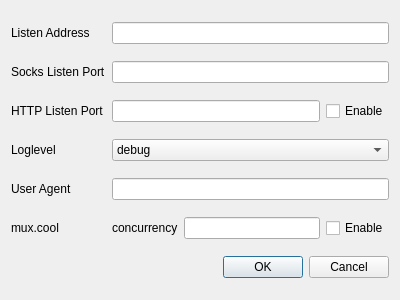
Qt form ui/dialog_basic_settings.ui (MatsuriDayo/nekoray) before a commit.
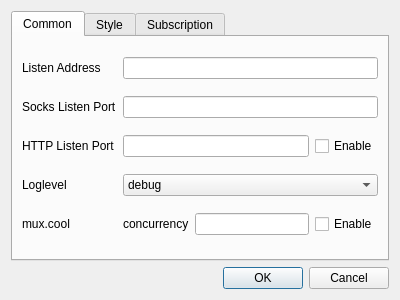
The same form after that commit.

```diff
--- a/ui/dialog_basic_settings.ui
+++ b/ui/dialog_basic_settings.ui
@@ -20,48 +20,7 @@
    <string>Basic Settings</string>
   </property>
   <layout class="QGridLayout" name="gridLayout">
-   <item row="4" column="0">
-    <widget class="QLabel" name="label_4">
-     <property name="text">
-      <string>User Agent</string>
-     </property>
-    </widget>
-   </item>
-   <item row="2" column="1">
-    <widget class="QWidget" name="widget" native="true">
-     <property name="sizePolicy">
-      <sizepolicy hsizetype="Preferred" vsizetype="Maximum">
-       <horstretch>0</horstretch>
-       <verstretch>0</verstretch>
-      </sizepolicy>
-     </property>
-     <layout class="QHBoxLayout" name="horizontalLayout">
-      <property name="leftMargin">
-       <number>0</number>
-      </property>
-      <property name="topMargin">
-       <number>0</number>
-      </property>
-      <property name="rightMargin">
-       <number>0</number>
-      </property>
-      <property name="bottomMargin">
-       <number>0</number>
-      </property>
-      <item>
-       <widget class="QLineEdit" name="http_port"/>
-      </item>
-      <item>
-       <widget class="QCheckBox" name="http_enable">
-        <property name="text">
-         <string>Enable</string>
-        </property>
-       </widget>
-      </item>
-     </layout>
-    </widget>
-   </item>
-   <item row="7" column="1">
+   <item row="7" column="3">
     <widget class="QDialogButtonBox" name="buttonBox">
      <property name="orientation">
       <enum>Qt::Horizontal</enum>
@@ -71,71 +30,47 @@
      </property>
     </widget>
    </item>
-   <item row="3" column="1">
-    <widget class="QComboBox" name="log_level">
-     <item>
-      <property name="text">
-       <string>debug</string>
-      </property>
-     </item>
-     <item>
-      <property name="text">
-       <string>info</string>
-      </property>
-     </item>
-     <item>
-      <property name="text">
-       <string>warning</string>
-      </property>
-     </item>
-    </widget>
-   </item>
-   <item row="5" column="0">
+   <item row="2" column="3">
+    <widget class="QTabWidget" name="tabWidget">
+     <property name="currentIndex">
+      <number>0</number>
+     </property>
+     <widget class="QWidget" name="tab_1">
+      <attribute name="title">
+       <string>Common</string>
+      </attribute>
+      <layout class="QGridLayout" name="gridLayout_2">
+       <item row="9" column="0">
     <widget class="QLabel" name="label_6">
      <property name="text">
       <string>mux.cool</string>
      </property>
     </widget>
    </item>
-   <item row="3" column="0">
-    <widget class="QLabel" name="label_3">
-     <property name="text">
-      <string>Loglevel</string>
-     </property>
-    </widget>
-   </item>
-   <item row="0" column="1">
+       <item row="1" column="2">
     <widget class="QLineEdit" name="socks_ip"/>
    </item>
-   <item row="1" column="1">
-    <widget class="QLineEdit" name="socks_port"/>
-   </item>
-   <item row="2" column="0">
-    <widget class="QLabel" name="label_5">
+       <item row="7" column="2">
+        <widget class="QComboBox" name="log_level">
+         <item>
      <property name="text">
-      <string>HTTP Listen Port</string>
-     </property>
-    </widget>
-   </item>
-   <item row="0" column="0">
-    <widget class="QLabel" name="label">
+           <string notr="true">debug</string>
+          </property>
+         </item>
+         <item>
      <property name="text">
-      <string>Listen Address</string>
-     </property>
-    </widget>
-   </item>
-   <item row="4" column="1">
-    <widget class="QLineEdit" name="user_agent"/>
-   </item>
-   <item row="1" column="0">
-    <widget class="QLabel" name="label_2">
+           <string notr="true">info</string>
+          </property>
+         </item>
+         <item>
      <property name="text">
-      <string>Socks Listen Port</string>
-     </property>
-    </widget>
-   </item>
-   <item row="5" column="1">
-    <widget class="QWidget" name="horizontalWidget" native="true">
+           <string notr="true">warning</string>
+          </property>
+         </item>
+        </widget>
+       </item>
+       <item row="9" column="2">
+        <widget class="QWidget" name="horizontalWidget_1" native="true">
      <property name="sizePolicy">
       <sizepolicy hsizetype="Preferred" vsizetype="Maximum">
        <horstretch>0</horstretch>
@@ -175,6 +110,140 @@
      </layout>
     </widget>
    </item>
+       <item row="5" column="2">
+        <widget class="QWidget" name="horizontalWidget" native="true">
+         <property name="sizePolicy">
+          <sizepolicy hsizetype="Preferred" vsizetype="Maximum">
+           <horstretch>0</horstretch>
+           <verstretch>0</verstretch>
+          </sizepolicy>
+         </property>
+         <layout class="QHBoxLayout" name="horizontalLayout_3">
+          <property name="leftMargin">
+           <number>0</number>
+          </property>
+          <property name="topMargin">
+           <number>0</number>
+          </property>
+          <property name="rightMargin">
+           <number>0</number>
+          </property>
+          <property name="bottomMargin">
+           <number>0</number>
+          </property>
+          <item>
+           <widget class="QLineEdit" name="http_port"/>
+          </item>
+          <item>
+           <widget class="QCheckBox" name="http_enable">
+            <property name="text">
+             <string>Enable</string>
+            </property>
+           </widget>
+          </item>
+         </layout>
+        </widget>
+       </item>
+       <item row="1" column="0">
+        <widget class="QLabel" name="label">
+         <property name="text">
+          <string>Listen Address</string>
+         </property>
+        </widget>
+       </item>
+       <item row="2" column="0">
+        <widget class="QLabel" name="label_2">
+         <property name="text">
+          <string>Socks Listen Port</string>
+         </property>
+        </widget>
+       </item>
+       <item row="5" column="0">
+        <widget class="QLabel" name="label_5">
+         <property name="text">
+          <string>HTTP Listen Port</string>
+         </property>
+        </widget>
+       </item>
+       <item row="2" column="2">
+        <widget class="QLineEdit" name="socks_port"/>
+       </item>
+       <item row="7" column="0">
+        <widget class="QLabel" name="label_3">
+         <property name="text">
+          <string notr="true">Loglevel</string>
+         </property>
+        </widget>
+       </item>
+      </layout>
+     </widget>
+     <widget class="QWidget" name="tab">
+      <attribute name="title">
+       <string>Style</string>
+      </attribute>
+      <layout class="QGridLayout" name="gridLayout_5">
+       <item row="0" column="0">
+        <layout class="QHBoxLayout" name="horizontalLayout_4">
+         <item>
+          <widget class="QLabel" name="label_8">
+           <property name="sizePolicy">
+            <sizepolicy hsizetype="Maximum" vsizetype="Maximum">
+             <horstretch>0</horstretch>
+             <verstretch>0</verstretch>
+            </sizepolicy>
+           </property>
+           <property name="text">
+            <string>Theme</string>
+           </property>
+          </widget>
+         </item>
+         <item>
+          <widget class="QComboBox" name="theme">
+           <item>
+            <property name="text">
+             <string>System</string>
+            </property>
+           </item>
+           <item>
+            <property name="text">
+             <string notr="true">flatgray</string>
+            </property>
+           </item>
+           <item>
+            <property name="text">
+             <string notr="true">lightblue</string>
+            </property>
+           </item>
+           <item>
+            <property name="text">
+             <string notr="true">blacksoft</string>
+            </property>
+           </item>
+          </widget>
+         </item>
+        </layout>
+       </item>
+      </layout>
+     </widget>
+     <widget class="QWidget" name="tab_2">
+      <attribute name="title">
+       <string>Subscription</string>
+      </attribute>
+      <layout class="QGridLayout" name="gridLayout_3">
+       <item row="0" column="0">
+        <widget class="QLabel" name="label_4">
+         <property name="text">
+          <string>User Agent</string>
+         </property>
+        </widget>
+       </item>
+       <item row="0" column="1">
+        <widget class="QLineEdit" name="user_agent"/>
+       </item>
+      </layout>
+     </widget>
+    </widget>
+   </item>
   </layout>
  </widget>
  <tabstops>
```
Left out of the diff: 4 changed lines with no effect on the pictures. Lines whose indentation alone changed are shown as unchanged.
